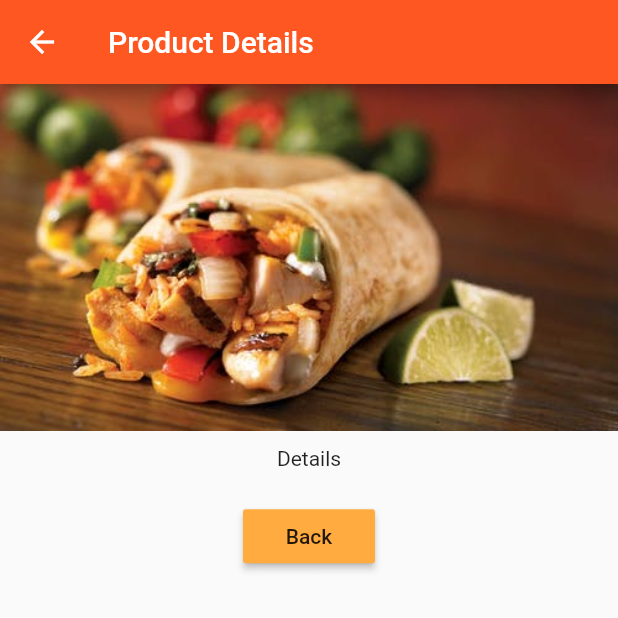
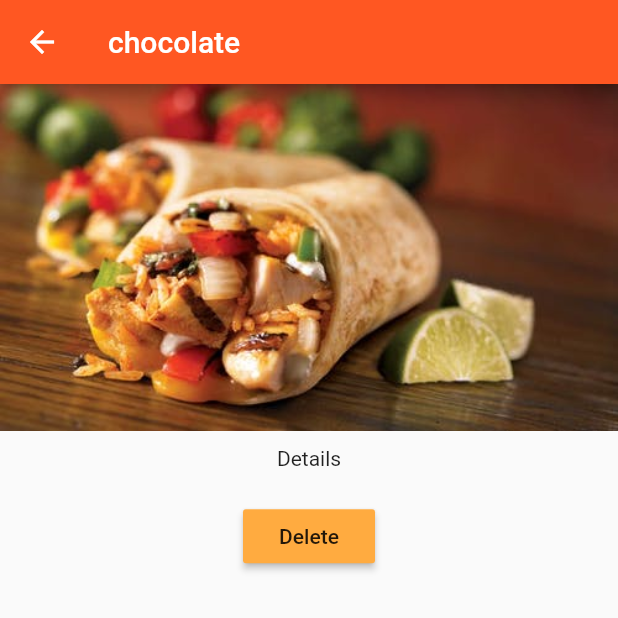
Before and after one commit to rubayetevan/flutter_practice, a Flutter app: the screen it shows after launch, after a tap on "Add Product", after a tap on "Details", on a phone screen of 412 x 824 dp, the top half of it. Run offline on Flutter 3.47's test engine with Material 2 defaults, Android fonts, the phone set to English and light mode, and no system bars.

Commit message:
delete method added

```diff
--- a/lib/pages/product.dart
+++ b/lib/pages/product.dart
@@ -1,22 +1,22 @@
 import 'package:flutter/material.dart';
+import 'dart:async';
 
-class ProductPage extends StatelessWidget{
+class ProductPage extends StatelessWidget {
+  Map<String, String> product;
 
-  String title,imageUrl;
-
-  ProductPage(this.title,this.imageUrl);
-
+  ProductPage(this.product);
 
   @override
   Widget build(BuildContext context) {
-    return Scaffold(
+    return WillPopScope(
+      child: Scaffold(
         appBar: AppBar(
-        title: Text(title),
+          title: Text(product['title']),
         ),
         body: Center(
           child: Column(
             children: <Widget>[
-            Image.asset(imageUrl),
+              Image.asset(product['image']),
               Container(
                 margin: EdgeInsets.all(10.0),
                 child: Text('Details'),
@@ -25,16 +25,20 @@ class ProductPage extends StatelessWidget{
                   margin: EdgeInsets.all(10.0),
                   child: RaisedButton(
                     color: Theme.of(context).accentColor,
-                  onPressed: (){
-                    Navigator.pop(context);
+                    onPressed: () {
+                      Navigator.pop(context, true);
                     },
-                child: Text('Back'),
-              )
-            )
+                    child: Text('Delete'),
+                  ))
             ],
           ),
         ),
+      ),
+      onWillPop: () {
+        Navigator.pop(context,false);
+        print("back button pressed");
+        return Future.value(false);
+      },
     );
   }
-
 }
--- a/lib/product_control.dart
+++ b/lib/product_control.dart
@@ -9,7 +9,7 @@ class ProductControl extends StatelessWidget {
   Widget build(BuildContext context) {
     return RaisedButton(
       onPressed: () {
-        addProduct('Sweets');
+        addProduct({'title':'chocolate','image':'assets/food.jpeg'});
       },
       child: Text('Add Product'),
     );
--- a/lib/product_manager.dart
+++ b/lib/product_manager.dart
@@ -13,7 +13,7 @@ class ProductManager extends StatefulWidget {
 }
 
 class _ProductState extends State<ProductManager> {
-  List<String> _products = [];
+  List<Map<String,String>> _products = [];
 
   @override
   void initState() {
@@ -21,10 +21,16 @@ class _ProductState extends State<ProductManager> {
     // _products.add(widget.startingProduct);
   }
 
-  void _addProduct(String product) {
+  void _addProduct(Map product) {
     setState(() {
-      _products.add('Advanced food tester');
+      _products.add(product);
       print(_products);
+    });
+  }
+
+  void _deleteProduct(int index){
+    setState(() {
+      _products.removeAt(index);
     });
   }
 
@@ -37,7 +43,7 @@ class _ProductState extends State<ProductManager> {
             child: ProductControl(_addProduct)
         ),
         Expanded(
-          child: Products(_products),
+          child: Products(_products,_deleteProduct),
         )
       ],
     );
--- a/lib/products.dart
+++ b/lib/products.dart
@@ -2,9 +2,11 @@ import 'package:flutter/material.dart';
 import './pages/product.dart';
 
 class Products extends StatelessWidget {
-  final List<String> products;
+  final List<Map<String,String>> products;
+  final Function _deleteProduct;
 
-  Products(this.products);
+  Products(this.products,this._deleteProduct);
+
 
   Widget _buidProduct(BuildContext context, int index) {
     Widget item;
@@ -12,17 +14,23 @@ class Products extends StatelessWidget {
       item = Card(
         child: Column(
           children: <Widget>[
-            Image.asset('assets/food.jpeg'),
-            Text(products[index]),
+            Image.asset(products[index]['image']),
+            Text(products[index]['title']),
             ButtonBar(
               alignment: MainAxisAlignment.center,
               children: <Widget>[
                 FlatButton(
                   onPressed: (){
-                    Navigator.push(context,
-                      MaterialPageRoute(builder: (BuildContext context)=>ProductPage("Product Details","assets/food.jpeg")
-                        ,),
-                    );
+                    Navigator.push<bool>(context,
+                      MaterialPageRoute(
+                        builder: (BuildContext context)=>ProductPage(products[index]),
+                      ),
+                    ).then((bool value){
+                      if(value!=null && value==true){
+                        _deleteProduct(index);
+                      }
+                      print(value);
+                    });
                   },
                   child: Text('Details'),
                 )
```
Lines whose indentation alone changed are shown as unchanged.
